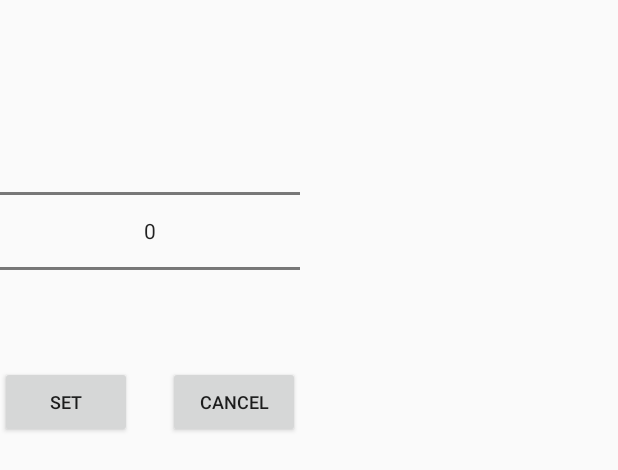
After one commit to tantrumkiller/SettingsScanner, an Android app: the layout number_picker.xml on its own in the app's theme, with its tools: preview values and no code run, on a phone screen of 412 x 824 dp. The commit adds this screen. Shown: the top 470 px of the screen. Run offline under Robolectric (Android 15) with nearby library versions, the phone set to English and light mode, and no system bars.

Commit message:
Add button to change frequency of scan

```diff
--- /dev/null
+++ b/app/src/main/res/layout/number_picker.xml
@@ -0,0 +1,30 @@
+<RelativeLayout xmlns:android="http://schemas.android.com/apk/res/android"
+  android:layout_width="200dp"
+  android:layout_height="wrap_content" >
+
+  <NumberPicker
+    android:id="@+id/numberPicker1"
+    android:layout_width="match_parent"
+    android:layout_height="wrap_content"
+    android:layout_alignParentTop="true"
+    android:layout_centerHorizontal="true"
+    android:layout_marginTop="64dp" />
+
+  <Button
+    android:id="@+id/button2"
+    android:layout_width="wrap_content"
+    android:layout_height="wrap_content"
+    android:textSize="@dimen/text_size_small"
+    android:layout_below="@+id/numberPicker1"
+    android:layout_alignParentRight="true"
+    android:text="Cancel" />
+
+  <Button
+    android:id="@+id/button1"
+    android:textSize="@dimen/text_size_small"
+    android:layout_width="wrap_content"
+    android:layout_height="wrap_content"
+    android:layout_below="@+id/numberPicker1"
+    android:layout_alignParentLeft="true"
+    android:text="Set" />
+</RelativeLayout>
```
Also changed, not shown: app/src/main/java/com/fourthlap/settingsscanner/ActionsRequiredActivity.java (+4 -4 lines), app/src/main/java/com/fourthlap/settingsscanner/UserPreferencesActivity.java (+14 -8 lines), app/src/main/java/com/fourthlap/settingsscanner/scheduler/ScanScheduler.java (+4 -12 lines), app/src/main/java/com/fourthlap/settingsscanner/scheduler/ScanTimeCalculator.java (+20 -2 lines), app/src/main/java/com/fourthlap/settingsscanner/userpreference/UserPreferencesStore.java (+24 -8 lines), app/src/main/java/com/fourthlap/settingsscanner/viewelements/FrequencyButton.java (+83 -1 lines), 1 other file.
